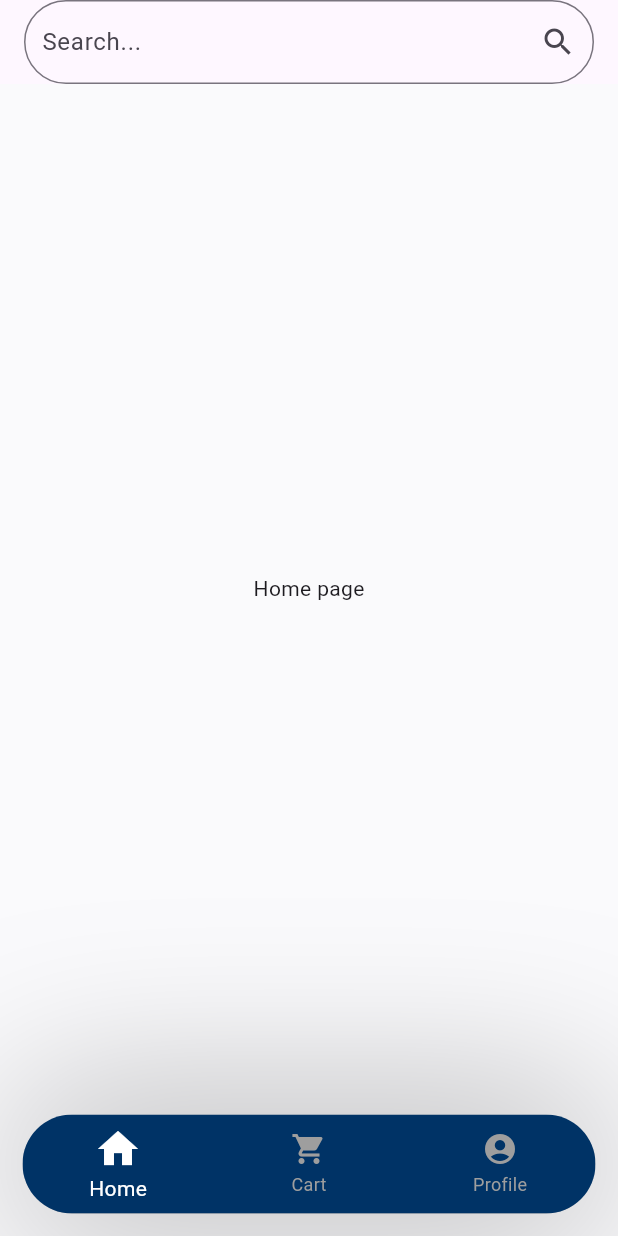
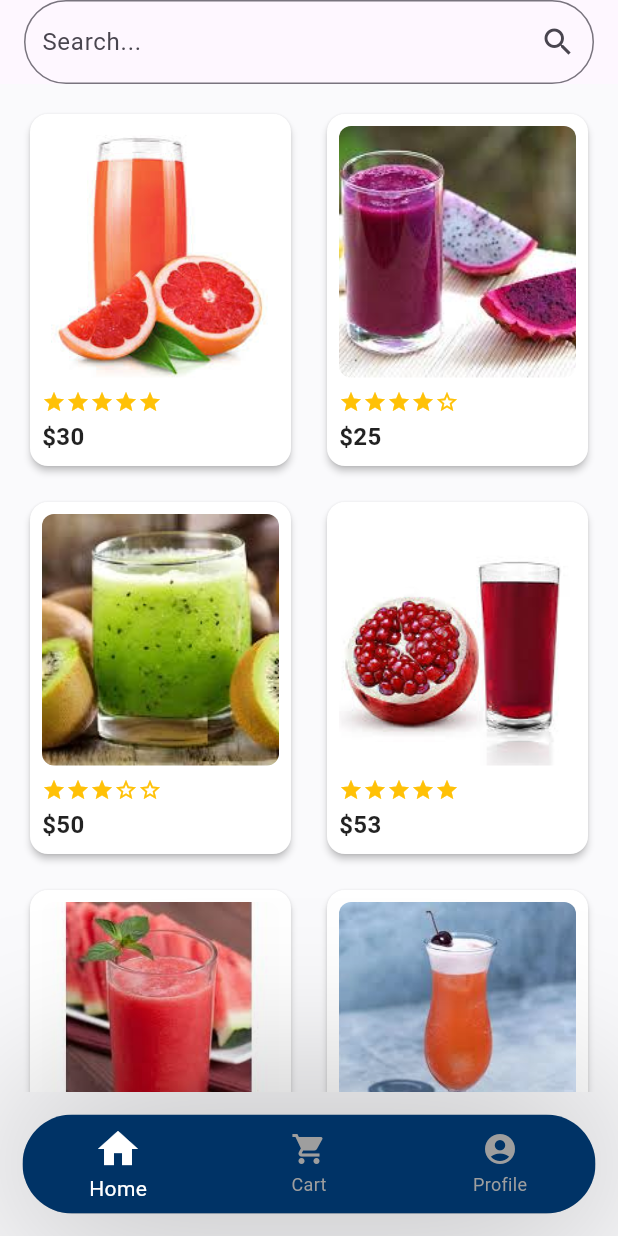
Before and after one commit to Imashanilupul/Juice_App, a Flutter app: the screen it shows once a user with an empty profile is signed in, on a phone screen of 412 x 824 dp. Run offline on Flutter 3.47's test engine with Material 3 defaults, Android fonts, the light colour scheme and no system bars; our stand-ins replace cloud_firestore, firebase_auth, firebase_core; accounts and stored records are empty.

Commit message:
home page done

```diff
--- a/juice_app/lib/User_pages/user_home.dart
+++ b/juice_app/lib/User_pages/user_home.dart
@@ -12,11 +12,14 @@ class UserHome extends StatefulWidget {
 
 class _UserHomeState extends State<UserHome> {
   int _selectedIndex = 0;
+
+  // The list of widgets for each tab is now updated
   static const List<Widget> _widgetOptions = <Widget>[
-    Text("Home page"),
+    HomePageContent(), // Use the new grid view widget for the home page
     usrCart.UserCart(),
     usrProfile.UserProfile(),
   ];
+
   void _onItemTapped(int index) {
     setState(() {
       _selectedIndex = index;
@@ -26,6 +29,7 @@ class _UserHomeState extends State<UserHome> {
   @override
   Widget build(BuildContext context) {
     return Scaffold(
+      // Assuming you have this color defined in your app_colors.dart
       backgroundColor: appColors.background,
       appBar: _selectedIndex == 0
           ? AppBar(
@@ -37,8 +41,7 @@ class _UserHomeState extends State<UserHome> {
                     hintStyle: TextStyle(color: Colors.white),
                     border: OutlineInputBorder(
                         gapPadding: BorderSide.strokeAlignCenter,
-                      borderRadius: BorderRadius.all(Radius.circular(50))),
-                ),
+                        borderRadius: BorderRadius.all(Radius.circular(50)))),
               ),
             )
           : null,
@@ -60,6 +63,7 @@ class _UserHomeState extends State<UserHome> {
         child: ClipRRect(
           borderRadius: const BorderRadius.all(Radius.circular(50)),
           child: BottomNavigationBar(
+            // Assuming you have this color defined in your app_colors.dart
             backgroundColor: appColors.buttons_col,
             items: const <BottomNavigationBarItem>[
               // Home icon
@@ -100,3 +104,118 @@ class _UserHomeState extends State<UserHome> {
     );
   }
 }
+
+//------------------------------------------------------------------
+// WIDGET FOR THE HOME PAGE BODY
+//------------------------------------------------------------------
+class HomePageContent extends StatelessWidget {
+  const HomePageContent({Key? key}) : super(key: key);
+
+  // Sample data - replace with your own data from a database or API
+  // Make sure you have these images in your `assets/images/` folder
+  final List<Map<String, dynamic>> products = const [
+    {'image': 'assets/images/drink1.jpg', 'price': '30', 'rating': 5},
+    {'image': 'assets/images/drink2.jpg', 'price': '25', 'rating': 4},
+    {'image': 'assets/images/drink3.jpg', 'price': '50', 'rating': 3},
+    {'image': 'assets/images/drink4.jpg', 'price': '53', 'rating': 5},
+    {'image': 'assets/images/drink5.jpg', 'price': '45', 'rating': 5},
+    {'image': 'assets/images/drink6.jpg', 'price': '23', 'rating': 1},
+    {'image': 'assets/images/drink7.jpg', 'price': '35', 'rating': 4},
+    {'image': 'assets/images/drink8.jpg', 'price': '40', 'rating': 5},
+  ];
+
+  @override
+  Widget build(BuildContext context) {
+    return GridView.builder(
+      padding: const EdgeInsets.all(16.0),
+      itemCount: products.length,
+      gridDelegate: const SliverGridDelegateWithFixedCrossAxisCount(
+        crossAxisCount: 2,
+        crossAxisSpacing: 16.0,
+        mainAxisSpacing: 16.0,
+        childAspectRatio: 0.75,
+      ),
+      itemBuilder: (context, index) {
+        final product = products[index];
+        return ProductItemCard(
+          imagePath: product['image'],
+          price: product['price'],
+          rating: product['rating'],
+        );
+      },
+    );
+  }
+}
+
+
+//------------------------------------------------------------------
+// WIDGET FOR A SINGLE PRODUCT CARD IN THE GRID
+//------------------------------------------------------------------
+class ProductItemCard extends StatelessWidget {
+  final String imagePath;
+  final String price;
+  final int rating;
+
+  const ProductItemCard({
+    Key? key,
+    required this.imagePath,
+    required this.price,
+    required this.rating,
+  }) : super(key: key);
+
+  @override
+  Widget build(BuildContext context) {
+    return Card(
+      elevation: 2,
+      color: Colors.white, // Setting card color to white like in the image
+      clipBehavior: Clip.antiAlias, // Ensures the content respects the border radius
+      shape: RoundedRectangleBorder(
+        borderRadius: BorderRadius.circular(12.0),
+      ),
+      child: Padding(
+        padding: const EdgeInsets.all(8.0),
+        child: Column(
+          crossAxisAlignment: CrossAxisAlignment.start,
+          children: [
+            // Product Image
+            Expanded(
+              child: Container(
+                width: double.infinity,
+                decoration: BoxDecoration(
+                  borderRadius: BorderRadius.circular(8.0),
+                  image: DecorationImage(
+                    image: AssetImage(imagePath),
+                    fit: BoxFit.cover,
+                  ),
+                ),
+              ),
+            ),
+            const SizedBox(height: 8),
+
+            // Star Rating
+            Row(
+              children: List.generate(5, (index) {
+                return Icon(
+                  index < rating ? Icons.star : Icons.star_border,
+                  color: Colors.amber,
+                  size: 16,
+                );
+              }),
+            ),
+            const SizedBox(height: 4),
+
+            // Price
+            Text(
+              '\$$price',
+              style: const TextStyle(
+                fontWeight: FontWeight.bold,
+                fontSize: 16,
+                color: Colors.black87,
+              ),
+            ),
+          ],
+        ),
+      ),
+    );
+  }
+}
--- a/juice_app/lib/common_screens/sign_in.dart
+++ b/juice_app/lib/common_screens/sign_in.dart
@@ -29,6 +29,7 @@ class SignIn extends StatelessWidget {
         email: emailController.text,
         password: passwdController.text,
       );
+      Navigator.pushReplacementNamed(context, '/home');
     } on FirebaseAuthException catch (e) {
       if (e.code == 'user-not-found') {
         showSnackBar(context, 'No user found for that email.');
--- a/juice_app/lib/main.dart
+++ b/juice_app/lib/main.dart
@@ -3,7 +3,7 @@ import 'package:firebase_core/firebase_core.dart';
 import 'package:juice_app/common_screens/auth_screen.dart';
 import 'firebase_options.dart';
 import 'package:juice_app/app_colors.dart' as appColors;
-import 'package:juice_app/User_pages/user_home.dart' as UserHome;
+import 'package:juice_app/User_pages/user_home.dart';
 import 'package:juice_app/User_pages/user_sign_up.dart' as usrSignup;
 import 'package:firebase_core/firebase_core.dart';
 
@@ -20,9 +20,13 @@ class MyApp extends StatelessWidget {
 
   @override
   Widget build(BuildContext context) {
-    return const MaterialApp(
+    return  MaterialApp(
       debugShowCheckedModeBanner: false,
       home: AuthScreen(),
+      routes: {
+      '/home': (context) => UserHome(),
+      '/signup': (context) => usrSignup.UserSignUp(),
+      },
     );
   }
 }
--- a/juice_app/pubspec.yaml
+++ b/juice_app/pubspec.yaml
@@ -65,6 +65,7 @@ flutter:
   assets:
      - assests/images/
      - assests/gifs/
+     - assets/images/
 
   # An image asset can refer to one or more resolution-specific "variants", see
   # https://flutter.dev/assets-and-images/#resolution-aware
```
Also changed, not shown: juice_app/assets/images/drink1.jpg (added), juice_app/assets/images/drink2.jpg (added), juice_app/assets/images/drink3.jpg (added), juice_app/assets/images/drink4.jpg (added), juice_app/assets/images/drink5.jpg (added), juice_app/assets/images/drink6.jpg (added), juice_app/assets/images/drink7.jpg (added), juice_app/assets/images/drink8.jpg (added), 1 other file. Lines whose indentation alone changed are shown as unchanged.
